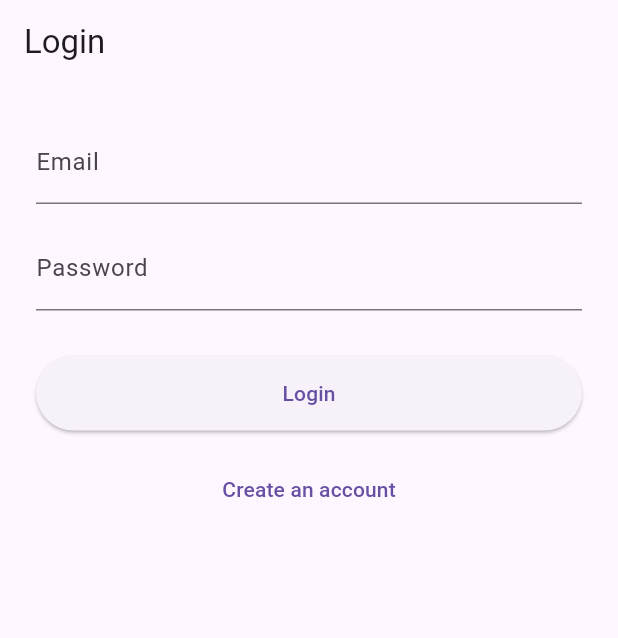
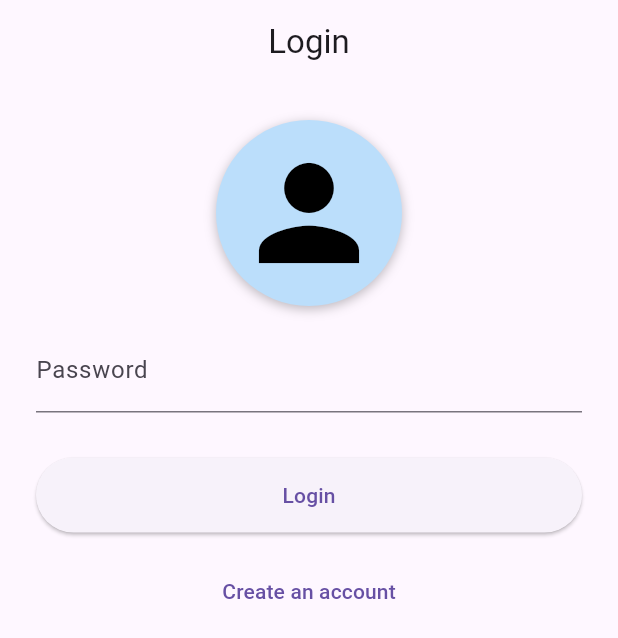
Before and after one commit to HamzaBadr1221/Hamza-torreto-project-, a Flutter app: the screen it shows after launch, on a phone screen of 412 x 824 dp. Shown: the top 638 px of the screen. Run offline on Flutter 3.47's test engine with Material 3 defaults, Android fonts, the phone set to English and light mode, and no system bars; our stand-ins replace dio, flutter_bloc, freezed_annotation, go_router, pinput; accounts and stored records are empty.

Commit message:
Second Commit

```diff
--- a/lib/features/auth/presentation/pages/login_page.dart
+++ b/lib/features/auth/presentation/pages/login_page.dart
@@ -1,7 +1,6 @@
 import 'package:flutter/material.dart';
 import 'package:flutter_bloc/flutter_bloc.dart';
 import 'package:go_router/go_router.dart';
-
 import '../cubit/auth_cubit.dart';
 import '../cubit/auth_state.dart';
 import '../../data/models/login_request.dart';
@@ -60,15 +59,25 @@ class _LoginPageState extends State<LoginPage> {
         );
       },
       child: Scaffold(
-        appBar: AppBar(title: const Text('Login')),
+        appBar: AppBar(title: const Text('Login'),centerTitle: true,),
         body: Padding(
           padding: const EdgeInsets.all(24),
           child: Column(
             children: [
-              TextField(
-                controller: emailController,
-                keyboardType: TextInputType.emailAddress,
-                decoration: const InputDecoration(labelText: 'Email'),
+              Container(
+                padding: EdgeInsets.all(12),
+                decoration: BoxDecoration(
+                  color: Colors.blue.shade100,
+                  shape: BoxShape.circle, // or BoxShape.rectangle
+                  boxShadow: [
+                    BoxShadow(
+                      color: Colors.black26,
+                      blurRadius: 6,
+                      offset: Offset(0, 2),
+                    ),
+                  ],
+                ),
+                child: Icon(Icons.person, color: Colors.black, size: 100),
               ),
 
               const SizedBox(height: 15),
```
Also changed, not shown: lib/features/auth/widget/custom_widget.dart (added, +36 -0 lines), lib/validtaions.dart (added, +68 -0 lines).
